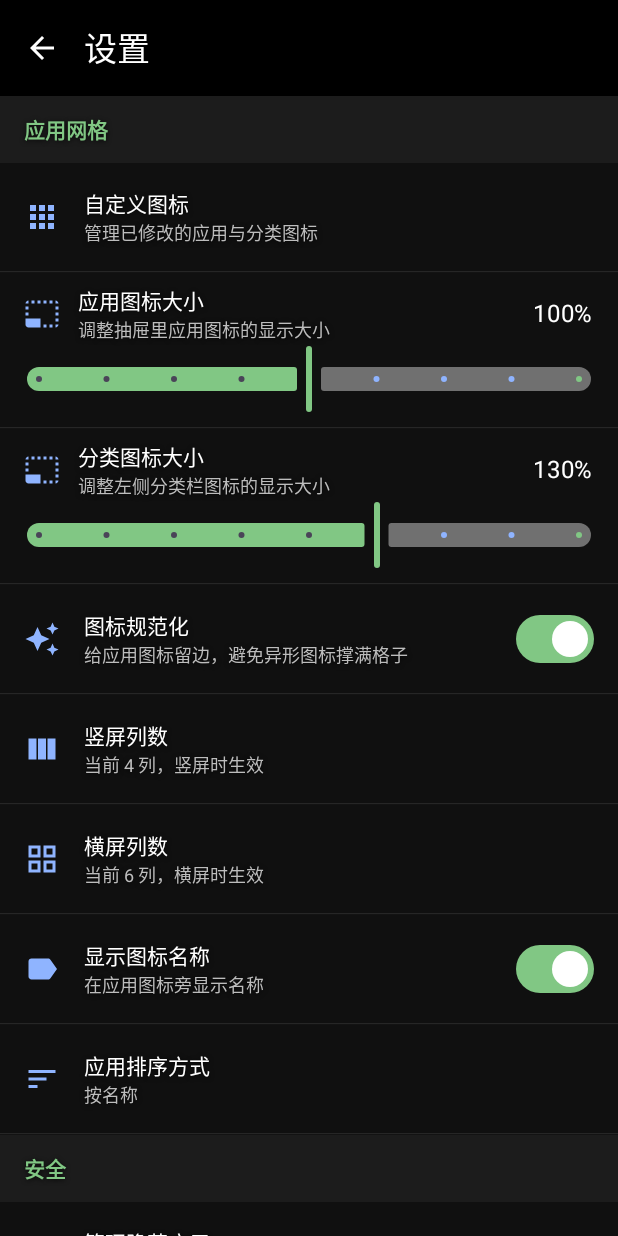
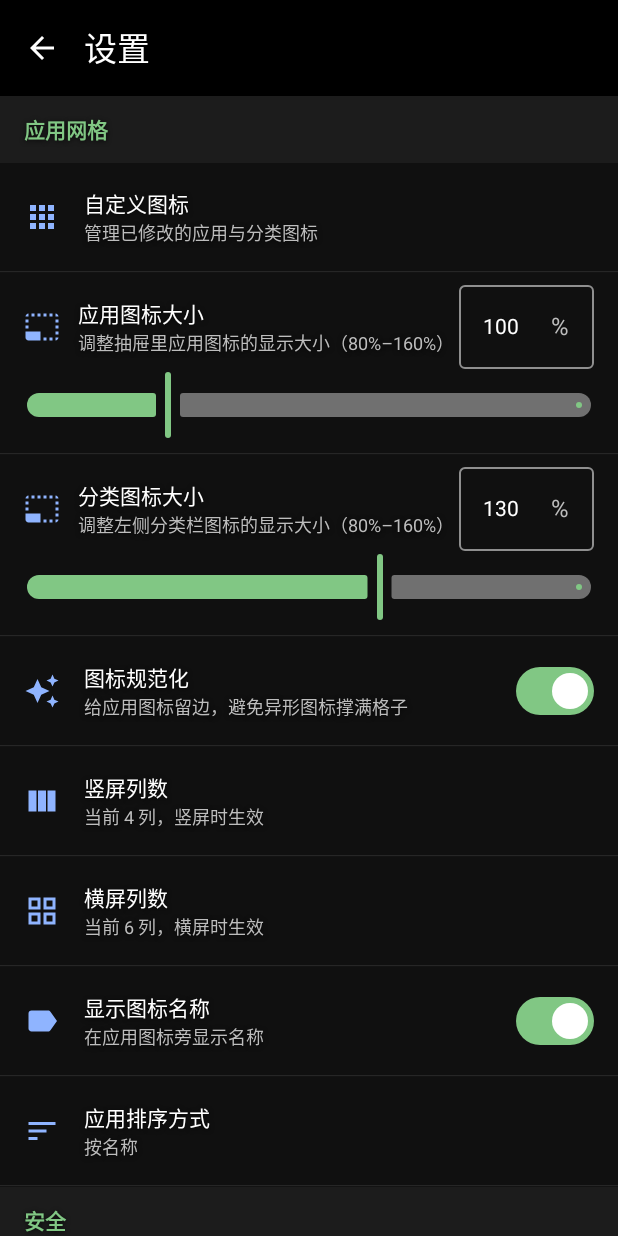
Before and after one commit to PediyCCDebuger/MyDrawer, an Android app built with Jetpack Compose: the composable SettingsScreen shown on its own in the app's theme, on a phone screen of 412 x 824 dp. Run offline under Robolectric (Android 15) with nearby library versions, the phone set to English and light mode, and no system bars.

Commit message:
fix: 首次授权提示、更新免安装授权、图标滑杆无极可调、分类管理 (v2.4.1)

```diff
--- a/app/build.gradle.kts
+++ b/app/build.gradle.kts
@@ -23,8 +23,8 @@ android {
     applicationId = "com.pediycc.mydrawer"
     minSdk = 26
     targetSdk = 37
-    versionCode = 6
-    versionName = "2.4.0"
+    versionCode = 7
+    versionName = "2.4.1"
 
     testInstrumentationRunner = "androidx.test.runner.AndroidJUnitRunner"
   }
--- a/app/src/main/kotlin/com/pediycc/mydrawer/data/AppRepository.kt
+++ b/app/src/main/kotlin/com/pediycc/mydrawer/data/AppRepository.kt
@@ -26,8 +26,10 @@ class AppRepository(
                 ?: runCatching { appInfo.loadLabel(pm).toString() }
                     .getOrDefault(pkg.packageName)
             val icon = runCatching { appInfo.loadIcon(pm) }.getOrNull()
-            val categoryId = prefs.current.categoryOverrides[pkg.packageName]
+            val classified = prefs.current.categoryOverrides[pkg.packageName]
                 ?: catalog.classify(pkg.packageName)
+            // 分类被删除后，原本落在其中的应用统一回落到「其他」，避免变成看不见的孤儿应用。
+            val categoryId = if (classified in prefs.current.deletedCategories) Categories.OTHER else classified
 
             result += AppInfo(
                 packageName = pkg.packageName,
--- a/app/src/main/kotlin/com/pediycc/mydrawer/data/Sorter.kt
+++ b/app/src/main/kotlin/com/pediycc/mydrawer/data/Sorter.kt
@@ -49,7 +49,7 @@ object Sorter {
     ): List<Pair<String, List<AppInfo>>> {
         // 有系统统计就以系统为准；没授权/没数据才用 MyDrawer 自己的启动次数。
         val counts = if (usageCounts.isNotEmpty()) usageCounts else prefs.launchCounts
-        val categories = Categories.ordered(prefs.categoryOrder, prefs.frequentEnabled)
+        val categories = Categories.orderedFor(prefs)
         return categories.mapNotNull { cat ->
             val inCat: List<AppInfo> = if (cat.id == Categories.FREQUENT) {
                 apps
--- a/app/src/main/kotlin/com/pediycc/mydrawer/ui/SettingsScreen.kt
+++ b/app/src/main/kotlin/com/pediycc/mydrawer/ui/SettingsScreen.kt
@@ -2,6 +2,7 @@ package com.pediycc.mydrawer.ui
 
 import androidx.compose.foundation.background
 import androidx.compose.foundation.clickable
+import androidx.compose.foundation.text.KeyboardOptions
 import androidx.compose.foundation.layout.*
 import androidx.compose.foundation.lazy.LazyColumn
 import androidx.compose.foundation.rememberScrollState
@@ -15,7 +16,9 @@ import androidx.compose.ui.Modifier
 import androidx.compose.ui.graphics.Color
 import androidx.compose.ui.graphics.vector.ImageVector
 import androidx.compose.ui.platform.LocalContext
+import androidx.compose.ui.text.TextStyle
 import androidx.compose.ui.text.font.FontWeight
+import androidx.compose.ui.text.input.KeyboardType
 import androidx.compose.ui.unit.sp
 import androidx.compose.ui.unit.dp
 import com.pediycc.mydrawer.BuildConfig
@@ -99,24 +102,20 @@ fun SettingsScreen(
                 )
             }
             item {
-                StepperRow(
+                PercentRow(
                     title = "应用图标大小",
-                    subtitle = "调整抽屉里应用图标的显示大小",
+                    subtitle = "调整抽屉里应用图标的显示大小（80%–160%）",
                     value = prefs.iconSizePercent,
-                    range = 60..140,
-                    step = 10,
-                    suffix = "%",
+                    range = 80..160,
                     onValue = { v -> vm.updatePrefs { it.copy(iconSizePercent = v) } },
                 )
             }
             item {
-                StepperRow(
+                PercentRow(
                     title = "分类图标大小",
-                    subtitle = "调整左侧分类栏图标的显示大小",
+                    subtitle = "调整左侧分类栏图标的显示大小（80%–160%）",
                     value = prefs.categoryIconSizePercent,
                     range = 80..160,
-                    step = 10,
-                    suffix = "%",
                     onValue = { v -> vm.updatePrefs { it.copy(categoryIconSizePercent = v) } },
                 )
             }
@@ -421,16 +420,20 @@ private fun SwitchRow(
     HorizontalDivider(color = DrawerColors.SettingsDivider)
 }
 
+/**
+ * 百分比设置行：滑杆无极调整（steps = 0），旁边可输入精确数字。
+ * 输入框与滑杆共用同一个 value：输入时只接收范围内的整数，留空/超范围时不改值，
+ * 失焦时把文本复位到当前值，避免出现「显示 999 但实际 100%」的不一致。
+ */
 @Composable
-private fun StepperRow(
+private fun PercentRow(
     title: String,
     subtitle: String,
     value: Int,
     range: IntRange,
-    step: Int,
-    suffix: String,
     onValue: (Int) -> Unit,
 ) {
+    var text by remember(value) { mutableStateOf(value.toString()) }
     Column(Modifier.fillMaxWidth().background(DrawerColors.SettingsRow).padding(horizontal = 16.dp, vertical = 8.dp)) {
         Row(verticalAlignment = Alignment.CenterVertically) {
             Icon(Icons.Filled.PhotoSizeSelectSmall, null, tint = Color(0xFF8FB4FF))
@@ -443,13 +446,34 @@ private fun StepperRow(
                     color = Color(0xFFBDBDBD),
                 )
             }
-            Text("$value$suffix", color = Color.White)
+            OutlinedTextField(
+                value = text,
+                onValueChange = { raw ->
+                    val digits = raw.filter { it.isDigit() }
+                    text = digits
+                    digits.toIntOrNull()?.let { n -> if (n in range) onValue(n.coerceIn(range)) }
+                },
+                singleLine = true,
+                keyboardOptions = KeyboardOptions(keyboardType = KeyboardType.Number),
+                textStyle = TextStyle(color = Color.White, fontSize = 14.sp),
+                suffix = { Text("%", color = DrawerColors.DialogSecondary) },
+                modifier = Modifier.width(90.dp),
+                colors = OutlinedTextFieldDefaults.colors(
+                    focusedTextColor = Color.White,
+                    unfocusedTextColor = Color.White,
+                    focusedBorderColor = DrawerColors.Accent,
+                    unfocusedBorderColor = Color(0x88FFFFFF),
+                    focusedLabelColor = DrawerColors.Accent,
+                    unfocusedLabelColor = DrawerColors.DialogSecondary,
+                    cursorColor = Color.White,
+                ),
+            )
         }
         Slider(
-            value = value.toFloat(),
-            onValueChange = { onValue(((it / step).toInt() * step).coerceIn(range.first, range.last)) },
+            value = value.toFloat().coerceIn(range.first.toFloat(), range.last.toFloat()),
+            onValueChange = { onValue(it.toInt().coerceIn(range)) },
             valueRange = range.first.toFloat()..range.last.toFloat(),
-            steps = (range.last - range.first) / step - 1,
+            steps = 0,
             colors = drawerSliderColors(),
         )
     }
```
Also changed, not shown: app/src/main/kotlin/com/pediycc/mydrawer/data/Models.kt (+27 -4 lines), app/src/main/kotlin/com/pediycc/mydrawer/data/Preferences.kt (+41 -0 lines), app/src/main/kotlin/com/pediycc/mydrawer/data/Updater.kt (+5 -21 lines), app/src/main/kotlin/com/pediycc/mydrawer/ui/Dialogs.kt (+24 -3 lines), app/src/main/kotlin/com/pediycc/mydrawer/ui/DrawerScreen.kt (+87 -3 lines), app/src/main/kotlin/com/pediycc/mydrawer/ui/DrawerViewModel.kt (+42 -34 lines), 3 other files.
